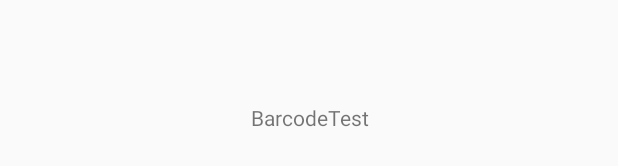
After one commit to Zahermah/Barcode, an Android app: the layout splash_activity.xml on its own in the app's theme, with its tools: preview values and no code run, on a phone screen of 412 x 824 dp. The commit adds this screen. Shown: the part 650-816 px from the top of the screen. Run offline under Robolectric (Android 15) with nearby library versions, the phone set to English and light mode, and no system bars.

Commit message:
Added Splash Screen actvity

```diff
--- a/app/src/main/res/drawable/ic_launcher_background.xml
+++ b/app/src/main/res/drawable/ic_launcher_background.xml
@@ -5,7 +5,7 @@
         android:width="108dp"
         android:viewportHeight="108"
         android:viewportWidth="108">
-    <path android:fillColor="#008577"
+    <path android:fillColor="#530AD8"
           android:pathData="M0,0h108v108h-108z"/>
     <path android:fillColor="#00000000" android:pathData="M9,0L9,108"
           android:strokeColor="#33FFFFFF" android:strokeWidth="0.8"/>
--- /dev/null
+++ b/app/src/main/res/drawable/ic_shopping_cart.xml
@@ -0,0 +1,5 @@
+<vector android:alpha="0.46" android:height="24dp"
+    android:tint="#00E9DD" android:viewportHeight="24.0"
+    android:viewportWidth="24.0" android:width="24dp" xmlns:android="http://schemas.android.com/apk/res/android">
+    <path android:fillColor="#FF000000" android:pathData="M7,18c-1.1,0 -1.99,0.9 -1.99,2S5.9,22 7,22s2,-0.9 2,-2 -0.9,-2 -2,-2zM1,2v2h2l3.6,7.59 -1.35,2.45c-0.16,0.28 -0.25,0.61 -0.25,0.96 0,1.1 0.9,2 2,2h12v-2L7.42,15c-0.14,0 -0.25,-0.11 -0.25,-0.25l0.03,-0.12 0.9,-1.63h7.45c0.75,0 1.41,-0.41 1.75,-1.03l3.58,-6.49c0.08,-0.14 0.12,-0.31 0.12,-0.48 0,-0.55 -0.45,-1 -1,-1L5.21,4l-0.94,-2L1,2zM17,18c-1.1,0 -1.99,0.9 -1.99,2s0.89,2 1.99,2 2,-0.9 2,-2 -0.9,-2 -2,-2z"/>
+</vector>
--- /dev/null
+++ b/app/src/main/res/layout/splash_activity.xml
@@ -0,0 +1,14 @@
+<?xml version="1.0" encoding="utf-8"?>
+<RelativeLayout xmlns:android="http://schemas.android.com/apk/res/android"
+        android:layout_width="match_parent"
+        android:layout_height="match_parent">
+    <TextView
+            android:id="@+id/textTitle"
+            android:layout_width="match_parent"
+            android:layout_height="wrap_content"
+            android:layout_centerVertical="true"
+            android:paddingTop="200dp"
+            android:text="@string/app_name"
+            android:textAlignment="center" />
+
+</RelativeLayout>
--- a/app/src/main/res/mipmap-anydpi-v26/ic_launcher.xml
+++ b/app/src/main/res/mipmap-anydpi-v26/ic_launcher.xml
@@ -1,5 +1,5 @@
 <?xml version="1.0" encoding="utf-8"?>
 <adaptive-icon xmlns:android="http://schemas.android.com/apk/res/android">
     <background android:drawable="@drawable/ic_launcher_background"/>
-    <foreground android:drawable="@drawable/ic_launcher_foreground"/>
+    <foreground android:drawable="@drawable/ic_shopping_cart"/>
 </adaptive-icon>
--- a/app/src/main/res/mipmap-anydpi-v26/ic_launcher_round.xml
+++ b/app/src/main/res/mipmap-anydpi-v26/ic_launcher_round.xml
@@ -1,5 +1,5 @@
 <?xml version="1.0" encoding="utf-8"?>
 <adaptive-icon xmlns:android="http://schemas.android.com/apk/res/android">
     <background android:drawable="@drawable/ic_launcher_background"/>
-    <foreground android:drawable="@drawable/ic_launcher_foreground"/>
+    <foreground android:drawable="@drawable/ic_shopping_cart"/>
 </adaptive-icon>
--- a/app/src/main/res/values/colors.xml
+++ b/app/src/main/res/values/colors.xml
@@ -3,4 +3,5 @@
     <color name="colorPrimary">#008577</color>
     <color name="colorPrimaryDark">#00574B</color>
     <color name="colorAccent">#D81B60</color>
+    <color name="colorWhite">#FFFFFF</color>
 </resources>
--- /dev/null
+++ b/app/src/main/res/values/ic_launcher_barcode_background.xml
@@ -0,0 +1,4 @@
+<?xml version="1.0" encoding="utf-8"?>
+<resources>
+    <color name="ic_launcher_barcode_background">#835ADE</color>
+</resources>
--- a/app/src/main/res/values/styles.xml
+++ b/app/src/main/res/values/styles.xml
@@ -9,4 +9,13 @@
 
     </style>
 
+
+    <style name="AppTheme.Laucher" parent="Theme.AppCompat.NoActionBar">
+        <item name="android:windowBackground">@drawable/spalsh</item>
+        <item name ="android:windowFullscreen">true</item>
+        <item name ="windowNoTitle">true</item>
+        <item name ="windowActionBar">false</item>
+
+    </style>
+
 </resources>
```
Also changed, not shown: app/src/main/AndroidManifest.xml (+17 -7 lines), app/src/main/java/com/example/barcodetest/WelcomeSplash.kt (+6 -8 lines), app/src/main/java/com/example/barcodetest/model/cachedEanList.kt (added, +10 -0 lines), app/src/main/res/drawable-v24/ic_launcher_foreground.xml (deleted, +0 -34 lines), app/src/main/res/drawable/screen_splash.xml (added, +13 -0 lines), app/src/main/ic_launcher_barcode-web.png (added), app/src/main/res/drawable-xhdpi/spalsh.jpg (added).
